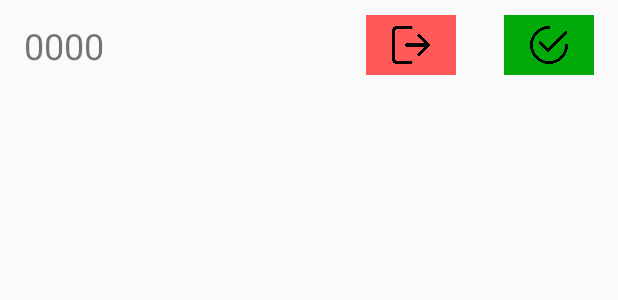
After one commit to Raven351/GAiTPodzialy, an Android app: the layout logins_list_item.xml on its own in the app's theme, with its tools: preview values and no code run, on a phone screen of 412 x 824 dp. The commit adds this screen. Shown: the top 300 px of the screen. Run offline under Robolectric (Android 15) with nearby library versions, the phone set to English and light mode, and no system bars.

Commit message:
Add logins_list_item. Update activity_main_view_pager.

```diff
--- a/app/src/main/res/layout/activity_main_view_pager.xml
+++ b/app/src/main/res/layout/activity_main_view_pager.xml
@@ -22,7 +22,7 @@
             android:layout_width="match_parent">
 
             <TextView
-                android:id="@+id/textView"
+                android:id="@+id/appTitle"
                 android:layout_width="wrap_content"
                 android:layout_height="wrap_content"
                 android:layout_alignParentStart="true"
@@ -36,8 +36,25 @@
 
             <ImageButton
                 android:id="@+id/infoButton"
+                android:contentDescription="Information icon"
                 android:layout_width="45dp"
                 android:layout_height="44dp"
+                android:layout_alignParentTop="true"
+                android:layout_alignParentBottom="true"
+                android:layout_marginTop="6dp"
+                android:layout_marginEnd="20dp"
+                android:layout_marginBottom="6dp"
+                android:layout_toStartOf="@+id/accountsButton"
+                android:background="@android:color/transparent"
+                android:padding="5dp"
+                android:scaleType="fitXY"
+                app:srcCompat="@drawable/info_icon" />
+
+            <ImageButton
+                android:id="@+id/accountsButton"
+                android:contentDescription="Account icon"
+                android:layout_width="45dp"
+                android:layout_height="45dp"
                 android:layout_alignParentTop="true"
                 android:layout_alignParentEnd="true"
                 android:layout_alignParentBottom="true"
@@ -45,23 +62,8 @@
                 android:layout_marginEnd="15dp"
                 android:layout_marginBottom="6dp"
                 android:background="@android:color/transparent"
+                android:padding="3dp"
                 android:scaleType="fitXY"
-                android:padding="5dp"
-                app:srcCompat="@drawable/info_icon" />
-
-            <ImageButton
-                android:id="@+id/accountsButton"
-                android:layout_width="45dp"
-                android:layout_height="44dp"
-                android:layout_alignParentTop="true"
-                android:layout_alignParentBottom="true"
-                android:layout_marginTop="6dp"
-                android:layout_marginEnd="20dp"
-                android:layout_marginBottom="6dp"
-                android:layout_toStartOf="@+id/infoButton"
-                android:background="@android:color/transparent"
-                android:scaleType="fitXY"
-                android:padding="3dp"
                 app:srcCompat="@drawable/account_icon" />
         </RelativeLayout>
     </androidx.appcompat.widget.Toolbar>
--- /dev/null
+++ b/app/src/main/res/layout/logins_list_item.xml
@@ -0,0 +1,46 @@
+<?xml version="1.0" encoding="utf-8"?>
+<androidx.constraintlayout.widget.ConstraintLayout
+    xmlns:android="http://schemas.android.com/apk/res/android"
+    xmlns:app="http://schemas.android.com/apk/res-auto"
+    xmlns:tools="http://schemas.android.com/tools"
+    android:layout_width="match_parent"
+    android:layout_height="60dp">
+
+    <TextView
+        android:id="@+id/textView"
+        android:layout_width="wrap_content"
+        android:layout_height="wrap_content"
+        android:layout_marginStart="16dp"
+        android:text="@string/driverId"
+        android:textSize="24sp"
+        app:layout_constraintBottom_toBottomOf="parent"
+        app:layout_constraintStart_toStartOf="parent"
+        app:layout_constraintTop_toTopOf="parent" />
+
+    <ImageButton
+        android:id="@+id/logoutUserButton"
+        android:layout_width="60dp"
+        android:layout_height="40dp"
+        android:layout_marginEnd="32dp"
+        android:background="#ff5959"
+        android:padding="7dp"
+        android:scaleType="fitCenter"
+        app:layout_constraintBottom_toBottomOf="parent"
+        app:layout_constraintEnd_toStartOf="@+id/changeToUserButton"
+        app:layout_constraintTop_toTopOf="parent"
+        app:srcCompat="@drawable/logout" />
+
+    <ImageButton
+        android:id="@+id/changeToUserButton"
+        android:layout_width="60dp"
+        android:layout_height="40dp"
+        android:layout_marginEnd="16dp"
+        android:background="#00AA08"
+        android:padding="7dp"
+        android:scaleType="fitCenter"
+        app:layout_constraintBottom_toBottomOf="parent"
+        app:layout_constraintEnd_toEndOf="parent"
+        app:layout_constraintTop_toTopOf="parent"
+        app:srcCompat="@drawable/tick" />
+
+</androidx.constraintlayout.widget.ConstraintLayout>
```
Also changed, not shown: app/src/main/res/drawable/logout.png (added), app/src/main/res/drawable/tick.png (added).
